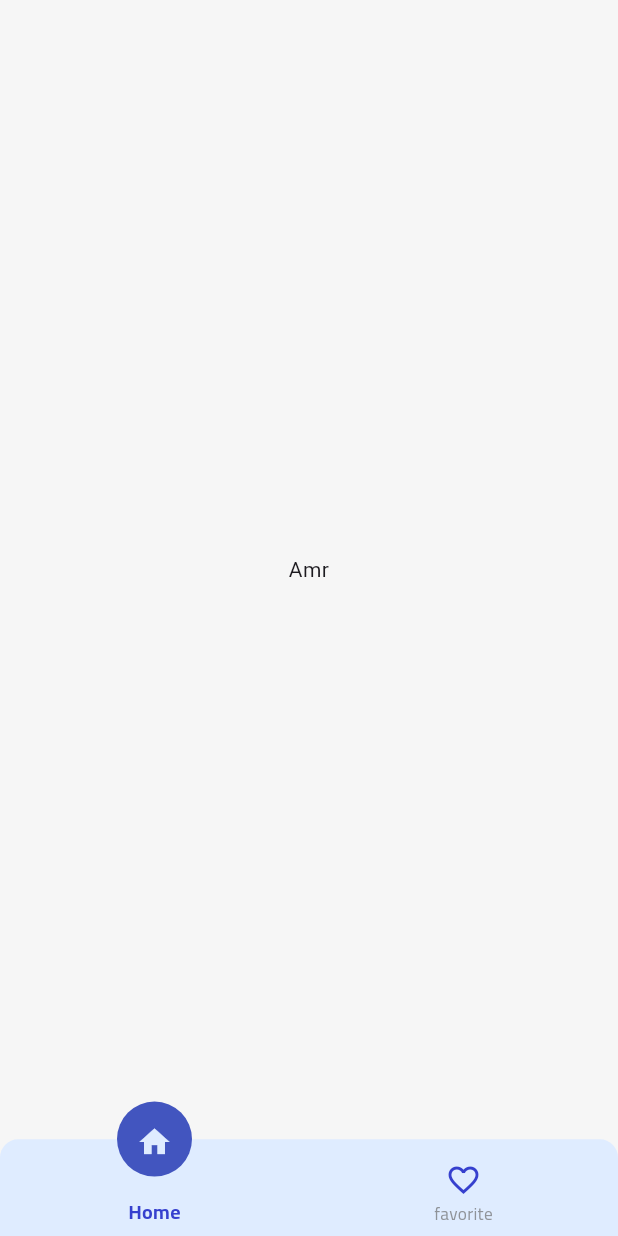
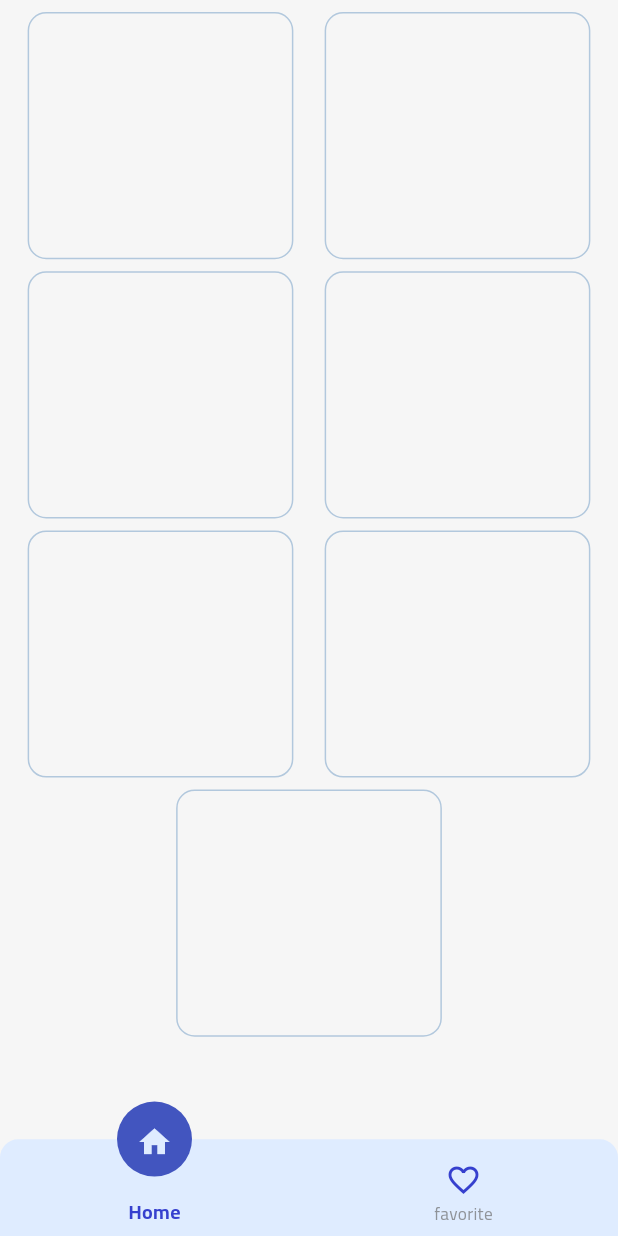
Before and after one commit to mohamedamr77/Elevate-Task, a Flutter app: the screen it shows after launch, on a phone screen of 412 x 824 dp. Run offline on Flutter 3.47's test engine with Material 3 defaults, Android fonts, the phone set to English and light mode, and no system bars; our stand-ins replace dio, shimmer.

Commit message:
brgin work in home

```diff
--- a/lib/core/navigation/routes.dart
+++ b/lib/core/navigation/routes.dart
@@ -1,10 +1,12 @@
 import 'package:flutter/material.dart';
 
 import '../../feature/bottom_nav_bar/presentation/view/bottom_nav_bar_view.dart';
+import '../../feature/home/presentation/view/home_view.dart';
 
 class AppRouter {
   static Map<String, Widget Function(dynamic)> routes = {
     BottomNavBarView.id: (context) => const BottomNavBarView(),
+    HomeView.id: (context) => const HomeView(),
 
   };
 }
--- a/lib/feature/bottom_nav_bar/presentation/view/bottom_nav_bar_view.dart
+++ b/lib/feature/bottom_nav_bar/presentation/view/bottom_nav_bar_view.dart
@@ -3,6 +3,7 @@ import 'package:elevatetask/core/utils/font_family.dart';
 import 'package:elevatetask/core/utils/font_size_responsize.dart';
 import 'package:flutter/material.dart';
 import '../../../../core/utils/app_colors.dart';
+import '../../../home/presentation/view/home_view.dart';
 import '../../data/bottom_nav_icon_list.dart';
 
 class BottomNavBarView extends StatefulWidget {
@@ -15,7 +16,7 @@ class BottomNavBarView extends StatefulWidget {
 
 class _BottomNavBarViewState extends State<BottomNavBarView> {
   final List<Widget> navPages = [
-    const Scaffold(body: Center(child: Text("Amr"))),
+    const HomeView(),
     const Scaffold(body: Center(child: Text("Mohamed"))),
     // Add more pages here
   ];
--- /dev/null
+++ b/lib/feature/home/presentation/view/home_view.dart
@@ -0,0 +1,14 @@
+import 'package:elevatetask/feature/home/presentation/view/widgets/home_body.dart';
+import 'package:flutter/material.dart';
+
+class HomeView extends StatelessWidget {
+  static String id = "home";
+  const HomeView({super.key});
+
+  @override
+  Widget build(BuildContext context) {
+    return const Scaffold(
+     body: HomeBody(),
+    );
+  }
+}
--- /dev/null
+++ b/lib/feature/home/presentation/view/widgets/home_body.dart
@@ -0,0 +1,41 @@
+import 'package:elevatetask/core/extentions/screen_size.dart';
+import 'package:flutter/material.dart';
+
+class HomeBody extends StatelessWidget {
+  const HomeBody({super.key});
+
+  @override
+  Widget build(BuildContext context) {
+    return CustomScrollView(
+      slivers: [
+        SliverToBoxAdapter(
+          child: Directionality(
+            textDirection: TextDirection.rtl,
+            child: Padding(
+              padding: const EdgeInsets.all(8.0),
+              child: Wrap(
+                alignment: WrapAlignment.spaceAround,
+                runSpacing: 8.0, // Vertical spacing between rows
+                children: List.generate(
+                  7,
+                      (index) =>  SizedBox(
+                    width: 0.43.w, // Set width for each item
+                    child:Container(
+                      height: 0.2.h,
+                     decoration: BoxDecoration(
+                       borderRadius: BorderRadius.circular(0.03.w),
+                       border: Border.all(
+                         color: Color(0xffB2C8DD),
+                       ),
+                     ),
+                    )
+                  ),
+                ),
+              ),
+            ),
+          ),
+        ),
+      ],
+    );
+  }
+}
```
